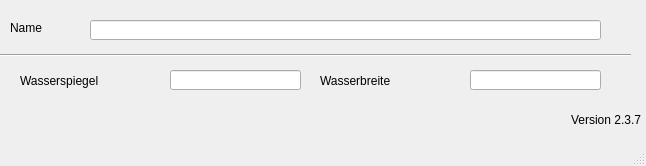
Above: qkan/database/templates/profildaten.ui from hoettges/QKan before the change. Below: the same form after it.
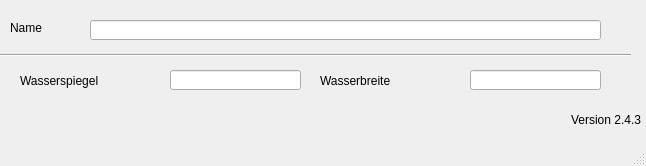
That is the form after the change.

```diff
--- a/qkan/database/templates/profildaten.ui
+++ b/qkan/database/templates/profildaten.ui
@@ -109,7 +109,7 @@
      <string>Version QKan Import</string>
     </property>
     <property name="text">
-     <string>Version 2.3.7</string>
+     <string>Version 2.4.3</string>
     </property>
     <property name="alignment">
      <set>Qt::AlignRight|Qt::AlignTrailing|Qt::AlignVCenter</set>
```
